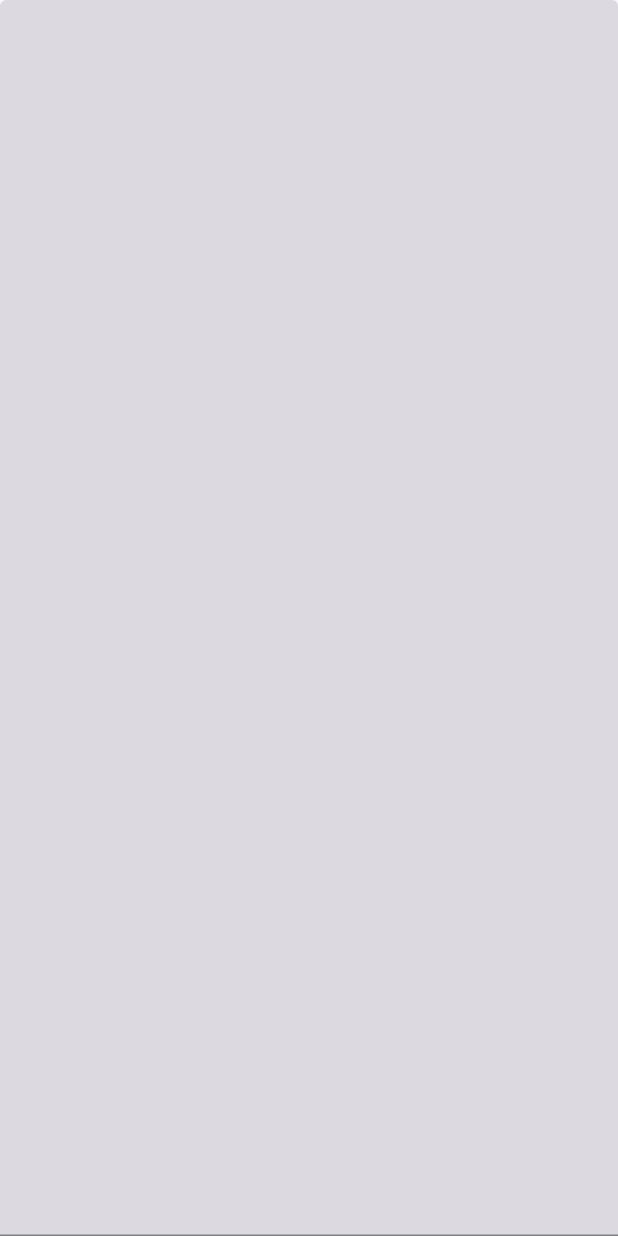
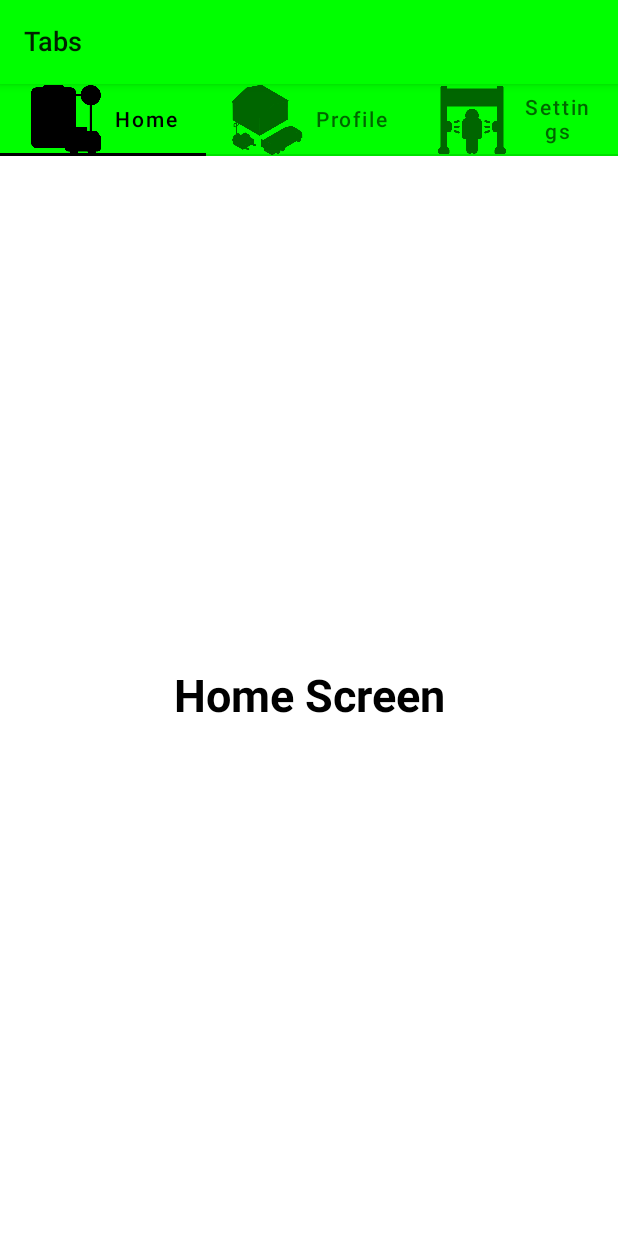
Before and after one commit to onduru/Logistics, an Android app built with Jetpack Compose: the MainScreen screen opened through its navigation route, on a phone screen of 412 x 824 dp. Before the commit the screen is almost empty. Run offline under Robolectric (Android 15) with nearby library versions, the phone set to English and light mode, and no system bars; our stand-ins replace accompanist.

Commit message:
Version 1 of logistic app

```diff
--- a/app/src/main/java/com/example/logistics/MainActivity.kt
+++ b/app/src/main/java/com/example/logistics/MainActivity.kt
@@ -12,7 +12,7 @@ import androidx.navigation.compose.rememberNavController
 import com.example.logistics.navcontroller.SetupNavGraph
 import com.example.logistics.screens.Homepage
 
-import com.example.logistics.ui.theme.LogisticsTheme
+import com.example.logistics.screens.theme.LogisticsTheme
 
 class MainActivity : ComponentActivity() {
     lateinit var navController : NavHostController
--- /dev/null
+++ b/app/src/main/java/com/example/logistics/TableItem.kt
@@ -0,0 +1,17 @@
+package com.example.logistics
+
+import androidx.compose.runtime.Composable
+import com.example.logistics.screens.HomeScreen
+import com.example.logistics.screens.ProfileScreen
+import com.example.logistics.screens.SettingsScreen
+
+
+typealias ComposableFun = @Composable () -> Unit
+
+sealed class TabItem(var icon: Int, var title: String, var screen: ComposableFun){
+
+    object Homes : TabItem(R.drawable.cargo, "Home", { HomeScreen() })
+    object Profile : TabItem(R.drawable.warehouse1, "Profile", { ProfileScreen() })
+    object Settings : TabItem(R.drawable.securitygate, "Settings", { SettingsScreen() })
+
+}
--- a/app/src/main/java/com/example/logistics/navcontroller/NavGraph.kt
+++ b/app/src/main/java/com/example/logistics/navcontroller/NavGraph.kt
@@ -1,13 +1,16 @@
 package com.example.logistics.navcontroller
 
 
+import androidx.compose.material.ExperimentalMaterialApi
 import androidx.compose.runtime.Composable
 import androidx.navigation.NavHostController
 import androidx.navigation.compose.NavHost
 import androidx.navigation.compose.composable
-import com.example.logistics.screens.Bookings
 import com.example.logistics.screens.Homepage
+import com.example.logistics.screens.MainScreen
+import com.google.accompanist.pager.ExperimentalPagerApi
 
+@OptIn(ExperimentalMaterialApi::class, ExperimentalPagerApi::class)
 @Composable
 fun SetupNavGraph(
 
@@ -27,7 +30,8 @@ fun SetupNavGraph(
             composable(
                 route = Screen.Booking.route
             ) {
-                Bookings()
+              //  Bookings()
+                MainScreen()
             }
 
         }
--- a/app/src/main/java/com/example/logistics/screens/Bookings.kt
+++ b/app/src/main/java/com/example/logistics/screens/Bookings.kt
@@ -1,19 +1,166 @@
 package com.example.logistics.screens
 
+import android.annotation.SuppressLint
+import android.os.Bundle
+import androidx.activity.ComponentActivity
+import androidx.activity.compose.setContent
+import androidx.compose.foundation.layout.Arrangement
+import androidx.compose.foundation.layout.Column
+import androidx.compose.foundation.layout.fillMaxSize
+import androidx.compose.material.*
+import androidx.compose.runtime.Composable
+import androidx.compose.runtime.rememberCoroutineScope
+import androidx.compose.ui.Alignment
+import androidx.compose.ui.Modifier
+import androidx.compose.ui.graphics.Color
+import androidx.compose.ui.res.painterResource
+import androidx.compose.ui.text.font.FontWeight
+import androidx.compose.ui.tooling.preview.Preview
+import androidx.compose.ui.unit.sp
+import com.example.logistics.TabItem
+import com.google.accompanist.pager.*
+import kotlinx.coroutines.launch
 
-import androidx.compose.material.*
-import androidx.compose.runtime.*
-import androidx.compose.ui.text.input.TextFieldValue
-import androidx.navigation.NavHostController
+class MainActivity : ComponentActivity() {
+    @ExperimentalMaterialApi
+    @ExperimentalPagerApi
+    override fun onCreate(savedInstanceState: Bundle?) {
+        super.onCreate(savedInstanceState)
+        setContent {
+
+            MainScreen()
+
+        }
+    }
+}
 
 
+@SuppressLint("UnusedMaterialScaffoldPaddingParameter")
+@ExperimentalMaterialApi
+@ExperimentalPagerApi
 @Composable
-fun Bookings(navController: NavHostController? = null ) {
-    var text by remember { mutableStateOf(TextFieldValue("")) }
-    TextField(
-        value = text,
-        onValueChange = { newText ->
-            text = newText
+fun MainScreen(){
+
+    val tabs = listOf(
+        TabItem.Homes,
+        TabItem.Profile,
+        TabItem.Settings,
+    )
+
+    val pagerState = rememberPagerState(pageCount = tabs.size)
+
+    Scaffold(
+        topBar = { TopBar() }
+    ) {
+        Column() {
+            Tabs(tabs = tabs, pagerState = pagerState)
+            TabsContent(tabs = tabs, pagerState = pagerState)
         }
+    }
+
+}
+
+@Composable
+fun TopBar(){
+
+    TopAppBar(
+        title = { Text(text = "Tabs", fontSize = 18.sp) },
+        backgroundColor = Color.Green,
+        contentColor = Color.Black
     )
+
 }
+
+@ExperimentalMaterialApi
+@ExperimentalPagerApi
+@Composable
+fun Tabs(tabs: List<TabItem>, pagerState: PagerState){
+
+    val scope = rememberCoroutineScope()
+    TabRow(
+        selectedTabIndex = pagerState.currentPage,
+        backgroundColor = Color.Green,
+        contentColor = Color.Black,
+        indicator = { tabPositions ->
+            TabRowDefaults.Indicator(
+                Modifier.pagerTabIndicatorOffset(pagerState, tabPositions)
+            )
+        }
+    ) {
+        tabs.forEachIndexed{ index, tab ->
+
+            LeadingIconTab(
+                icon = { Icon(painter = painterResource(id = tab.icon), contentDescription = "") },
+                text = { Text(text = tab.title) },
+                selected = pagerState.currentPage == index,
+                onClick = {
+                    scope.launch {
+                        pagerState.animateScrollToPage(index)
+                    }
+                },
+            )
+        }
+    }
+}
+
+@ExperimentalPagerApi
+@Composable
+fun TabsContent(tabs: List<TabItem>, pagerState: PagerState){
+    HorizontalPager(state = pagerState) { page ->
+        tabs[page].screen()
+    }
+}
+
+@Composable
+fun HomeScreen(){
+
+    Column(
+        modifier = Modifier.fillMaxSize(),
+        verticalArrangement = Arrangement.Center,
+        horizontalAlignment = Alignment.CenterHorizontally
+    ) {
+        Text(
+            text = "Home Screen",
+            fontWeight = FontWeight.Bold,
+            color = Color.Black,
+            fontSize = 30.sp
+        )
+    }
+
+}
+
+@Composable
+fun ProfileScreen(){
+
+    Column(
+        modifier = Modifier.fillMaxSize(),
+        verticalArrangement = Arrangement.Center,
+        horizontalAlignment = Alignment.CenterHorizontally
+    ) {
+        Text(
+            text = "Profile Screen",
+            fontWeight = FontWeight.Bold,
+            color = Color.Black,
+            fontSize = 30.sp
+        )
+    }
+
+}
+
+@Composable
+fun SettingsScreen(){
+
+    Column(
+        modifier = Modifier.fillMaxSize(),
+        verticalArrangement = Arrangement.Center,
+        horizontalAlignment = Alignment.CenterHorizontally
+    ) {
+        Text(
+            text = "Settings Screen",
+            fontWeight = FontWeight.Bold,
+            color = Color.Black,
+            fontSize = 30.sp
+        )
+    }
+
+}
--- a/app/src/main/java/com/example/logistics/ui/theme/Color.kt
+++ b/app/src/main/java/com/example/logistics/screens/theme/Color.kt
@@ -1,4 +1,4 @@
-package com.example.logistics.ui.theme
+package com.example.logistics.screens.theme
 
 import androidx.compose.ui.graphics.Color
 
--- a/app/src/main/java/com/example/logistics/ui/theme/Theme.kt
+++ b/app/src/main/java/com/example/logistics/screens/theme/Theme.kt
@@ -1,4 +1,4 @@
-package com.example.logistics.ui.theme
+package com.example.logistics.screens.theme
 
 import android.app.Activity
 import android.os.Build
--- a/app/src/main/java/com/example/logistics/ui/theme/Type.kt
+++ b/app/src/main/java/com/example/logistics/screens/theme/Type.kt
@@ -1,4 +1,4 @@
-package com.example.logistics.ui.theme
+package com.example.logistics.screens.theme
 
 import androidx.compose.material3.Typography
 import androidx.compose.ui.text.TextStyle
--- a/build.gradle
+++ b/build.gradle
@@ -1,11 +1,15 @@
 buildscript {
     ext {
-        kotlin_version = '1.8.22'
+        kotlin_version = '1.7.0'
         compose_version = '1.2.0'
     }
 
     dependencies {
         classpath 'com.android.tools.build:gradle:4.2.2'
+        classpath "org.jetbrains.kotlin:kotlin-gradle-plugin:$kotlin_version"
+    }
+    repositories {
+        mavenCentral()
     }
 }// Top-level build file where you can add configuration options common to all sub-projects/modules.
 plugins {
```
Also changed, not shown: app/build.gradle (+17 -1 lines).
